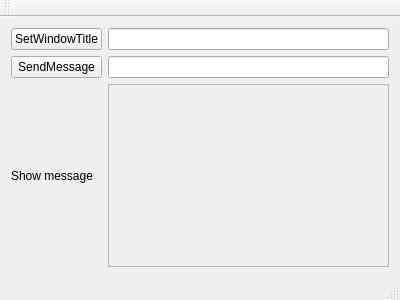
The window that mainwindow.ui (kevin14144/Windows-Message) describes before a commit, drawn with Qt 5.
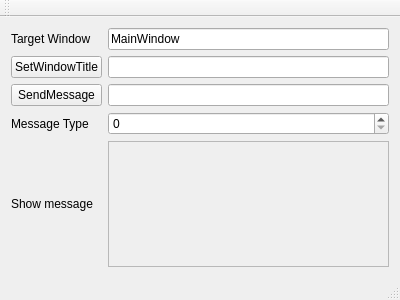
The same window after the commit.

```diff
--- a/mainwindow.ui
+++ b/mainwindow.ui
@@ -15,17 +15,7 @@
   </property>
   <widget class="QWidget" name="centralWidget">
    <layout class="QGridLayout" name="gridLayout">
-    <item row="1" column="1">
-     <widget class="QLineEdit" name="leSendText"/>
-    </item>
-    <item row="2" column="0">
-     <widget class="QLabel" name="label">
-      <property name="text">
-       <string>Show message</string>
-      </property>
-     </widget>
-    </item>
-    <item row="2" column="1">
+    <item row="4" column="2">
      <widget class="QLabel" name="lbShowMessage">
       <property name="frameShape">
        <enum>QFrame::StyledPanel</enum>
@@ -35,23 +25,63 @@
       </property>
      </widget>
     </item>
-    <item row="0" column="0">
+    <item row="1" column="0">
      <widget class="QPushButton" name="btnSetWindowTitle">
       <property name="text">
        <string>SetWindowTitle</string>
       </property>
      </widget>
     </item>
-    <item row="1" column="0">
+    <item row="2" column="0">
      <widget class="QPushButton" name="btnSendMessage">
       <property name="text">
        <string>SendMessage</string>
       </property>
      </widget>
     </item>
-    <item row="0" column="1">
+    <item row="1" column="2">
      <widget class="QLineEdit" name="leWindowTitle"/>
     </item>
+    <item row="2" column="2">
+     <widget class="QLineEdit" name="leSendText"/>
+    </item>
+    <item row="4" column="0">
+     <widget class="QLabel" name="label">
+      <property name="text">
+       <string>Show message</string>
+      </property>
+     </widget>
+    </item>
+    <item row="0" column="0">
+     <widget class="QLabel" name="label_2">
+      <property name="locale">
+       <locale language="Chinese" country="Taiwan"/>
+      </property>
+      <property name="text">
+       <string>Target Window</string>
+      </property>
+     </widget>
+    </item>
+    <item row="0" column="2">
+     <widget class="QLineEdit" name="leTargeWindowTitle">
+      <property name="locale">
+       <locale language="Chinese" country="Taiwan"/>
+      </property>
+      <property name="text">
+       <string>MainWindow</string>
+      </property>
+     </widget>
+    </item>
+    <item row="3" column="2">
+     <widget class="QSpinBox" name="sbMessageType"/>
+    </item>
+    <item row="3" column="0">
+     <widget class="QLabel" name="label_3">
+      <property name="text">
+       <string>Message Type</string>
+      </property>
+     </widget>
+    </item>
    </layout>
   </widget>
   <widget class="QMenuBar" name="menuBar">
```
